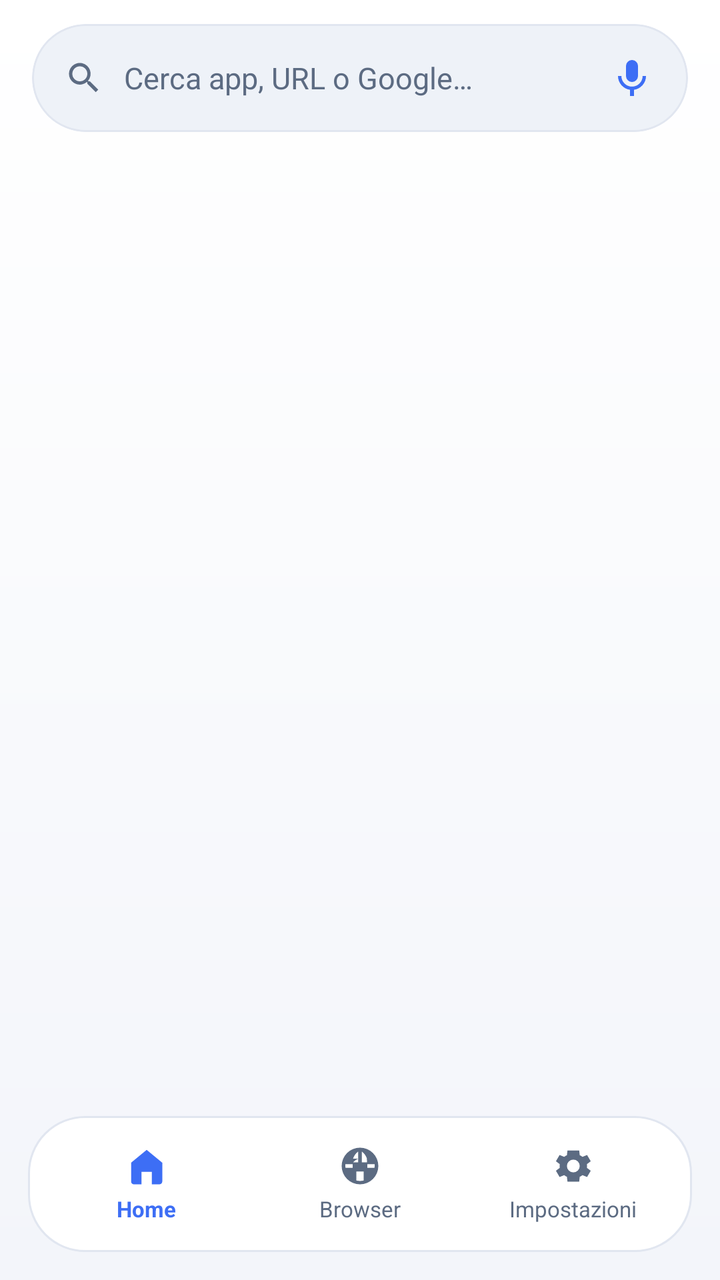
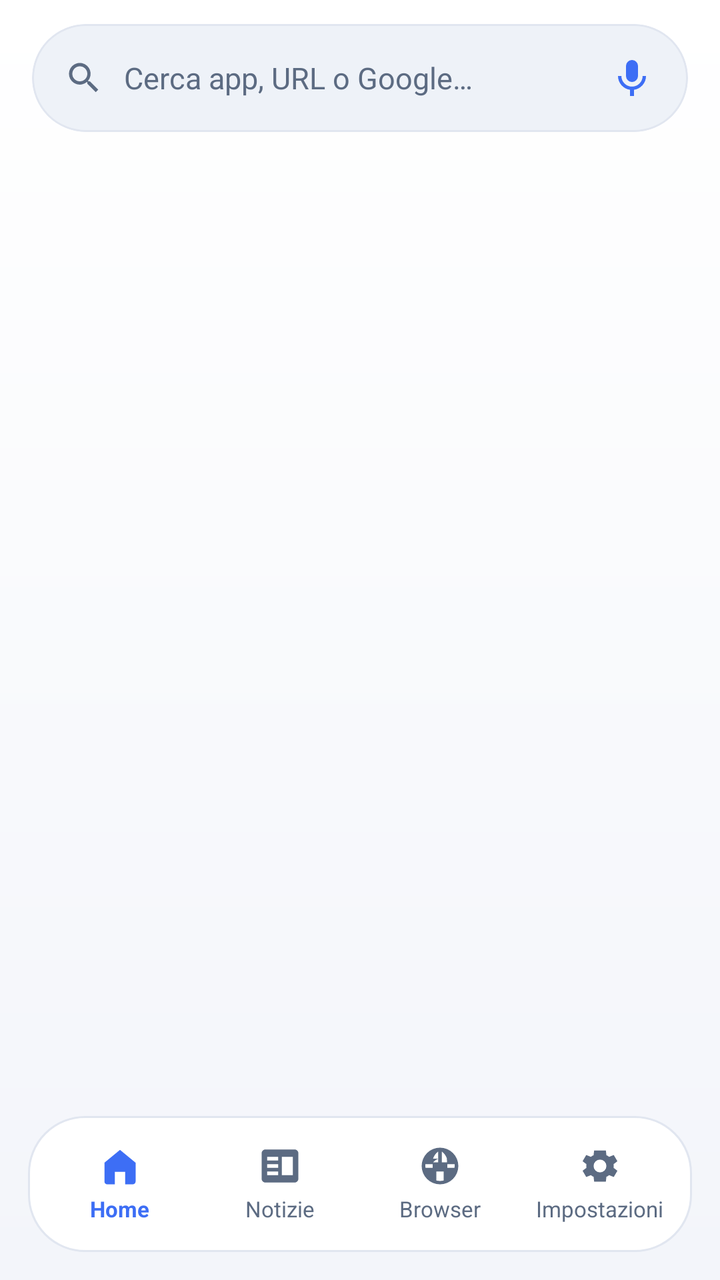

An Android layout rendered at two revisions. The XML below is the earlier revision; the diff shows what the commit changed to produce the second picture.
<!-- AndroidManifest.xml: activity theme Theme.WebLauncher -->
<!-- res/layout/activity_main.xml -->
<?xml version="1.0" encoding="utf-8"?>
<androidx.constraintlayout.widget.ConstraintLayout
    xmlns:android="http://schemas.android.com/apk/res/android"
    xmlns:app="http://schemas.android.com/apk/res-auto"
    android:layout_width="match_parent"
    android:layout_height="match_parent"
    android:background="@drawable/bg_screen">

    <LinearLayout
        android:id="@+id/homePanel"
        android:layout_width="0dp"
        android:layout_height="0dp"
        android:orientation="vertical"
        app:layout_constraintTop_toTopOf="parent"
        app:layout_constraintBottom_toTopOf="@id/bottomBar"
        app:layout_constraintStart_toStartOf="parent"
        app:layout_constraintEnd_toEndOf="parent">

        <LinearLayout
            android:id="@+id/header"
            android:layout_width="match_parent"
            android:layout_height="wrap_content"
            android:orientation="vertical"
            android:paddingHorizontal="16dp"
            android:paddingTop="12dp"
            android:paddingBottom="8dp"
            android:background="@android:color/transparent">

            <com.google.android.material.card.MaterialCardView
                android:layout_width="match_parent"
                android:layout_height="54dp"
                app:cardCornerRadius="27dp"
                app:cardBackgroundColor="@color/search_bg"
                app:cardElevation="0dp"
                app:strokeWidth="1dp"
                app:strokeColor="@color/stroke">

                <LinearLayout
                    android:layout_width="match_parent"
                    android:layout_height="match_parent"
                    android:orientation="horizontal"
                    android:gravity="center_vertical"
                    android:paddingStart="16dp"
                    android:paddingEnd="6dp">

                    <ImageView
                        android:layout_width="20dp"
                        android:layout_height="20dp"
                        android:src="@drawable/ic_search"
                        app:tint="@color/text_muted"
                        android:contentDescription="@null" />

                    <EditText
                        android:id="@+id/searchInput"
                        android:layout_width="0dp"
                        android:layout_height="match_parent"
                        android:layout_weight="1"
                        android:layout_marginStart="10dp"
                        android:background="@android:color/transparent"
                        android:hint="@string/search_hint"
                        android:textColorHint="@color/text_muted"
                        android:textColor="@color/text"
                        android:textSize="15sp"
                        android:inputType="text"
                        android:imeOptions="actionSearch"
                        android:maxLines="1"
                        android:importantForAutofill="no" />

                    <ImageButton
                        android:id="@+id/btnMic"
                        android:layout_width="44dp"
                        android:layout_height="44dp"
                        android:background="?attr/selectableItemBackgroundBorderless"
                        android:src="@drawable/ic_nav_mic"
                        android:contentDescription="@string/voice"
                        app:tint="?attr/colorPrimary" />
                </LinearLayout>
            </com.google.android.material.card.MaterialCardView>
        </LinearLayout>

        <TextView
            android:id="@+id/webSearchHint"
            android:layout_width="match_parent"
            android:layout_height="wrap_content"
            android:paddingHorizontal="20dp"
            android:paddingTop="8dp"
            android:paddingBottom="2dp"
            android:textColor="?attr/colorPrimary"
            android:textSize="13sp"
            android:textStyle="bold"
            android:visibility="gone" />

        <TextView
            android:id="@+id/aiSearchHint"
            android:layout_width="match_parent"
            android:layout_height="wrap_content"
            android:paddingHorizontal="20dp"
            android:paddingTop="10dp"
            android:paddingBottom="4dp"
            android:drawablePadding="8dp"
            android:gravity="center_vertical"
            android:textColor="?attr/colorPrimary"
            android:textSize="13sp"
            android:textStyle="bold"
            android:visibility="gone" />

        <FrameLayout
            android:layout_width="match_parent"
            android:layout_height="0dp"
            android:layout_weight="1">

            <androidx.recyclerview.widget.RecyclerView
                android:id="@+id/recycler"
                android:layout_width="match_parent"
                android:layout_height="match_parent"
                android:clipToPadding="false"
                android:paddingHorizontal="10dp"
                android:paddingTop="4dp"
                android:paddingBottom="16dp" />

            <LinearLayout
                android:id="@+id/emptyState"
                android:layout_width="match_parent"
                android:layout_height="wrap_content"
                android:layout_gravity="center"
                android:orientation="vertical"
                android:gravity="center_horizontal"
                android:paddingHorizontal="36dp"
                android:visibility="gone">

                <ImageView
                    android:id="@+id/emptyIcon"
                    android:layout_width="56dp"
                    android:layout_height="56dp"
                    android:src="@drawable/ic_web_star"
                    app:tint="?attr/colorPrimary"
                    android:contentDescription="@null" />

                <TextView
                    android:id="@+id/emptyTitle"
                    android:layout_width="wrap_content"
                    android:layout_height="wrap_content"
                    android:layout_marginTop="14dp"
                    android:text="La tua home è vuota"
                    android:textColor="@color/text"
                    android:textSize="20sp"
                    android:textStyle="bold" />

                <TextView
                    android:id="@+id/emptyText"
                    android:layout_width="wrap_content"
                    android:layout_height="wrap_content"
                    android:layout_marginTop="8dp"
                    android:gravity="center"
                    android:lineSpacingExtra="3dp"
                    android:text="Cerca un sito qui sopra, aprilo e tocca la stella per salvarlo. Oppure aggiungilo a mano."
                    android:textColor="@color/text_muted"
                    android:textSize="14sp" />

                <com.google.android.material.button.MaterialButton
                    android:id="@+id/btnEmptyAdd"
                    android:layout_width="wrap_content"
                    android:layout_height="wrap_content"
                    android:layout_marginTop="18dp"
                    android:text="Aggiungi web app"
                    android:textAllCaps="false"
                    app:cornerRadius="22dp" />
            </LinearLayout>
        </FrameLayout>
    </LinearLayout>

    <LinearLayout
        android:id="@+id/browserPanel"
        android:layout_width="0dp"
        android:layout_height="0dp"
        android:orientation="vertical"
        android:visibility="gone"
        app:layout_constraintTop_toTopOf="parent"
        app:layout_constraintBottom_toTopOf="@id/bottomBar"
        app:layout_constraintStart_toStartOf="parent"
        app:layout_constraintEnd_toEndOf="parent">

        <LinearLayout
            android:id="@+id/browserToolbar"
            android:layout_width="match_parent"
            android:layout_height="60dp"
            android:orientation="horizontal"
            android:gravity="center_vertical"
            android:background="@color/bg_elevated"
            android:paddingHorizontal="4dp">

            <ImageButton android:id="@+id/btnWebHome" android:layout_width="44dp" android:layout_height="44dp" android:padding="10dp" android:scaleType="fitCenter" android:background="?attr/selectableItemBackgroundBorderless" android:src="@drawable/ic_nav_home" app:tint="@color/text" android:contentDescription="Home" />

            <LinearLayout
                android:id="@+id/addressPill"
                android:layout_width="0dp"
                android:layout_height="44dp"
                android:layout_weight="1"
                android:layout_marginHorizontal="4dp"
                android:orientation="horizontal"
                android:gravity="center_vertical"
                android:paddingStart="14dp"
                android:paddingEnd="6dp"
                android:background="@drawable/bg_search">

                <ImageView
                    android:id="@+id/addressIcon"
                    android:layout_width="16dp"
                    android:layout_height="16dp"
                    android:src="@drawable/ic_search"
                    app:tint="@color/text_muted"
                    android:contentDescription="@null" />

                <EditText
                    android:id="@+id/webAddress"
                    android:layout_width="0dp"
                    android:layout_height="match_parent"
                    android:layout_weight="1"
                    android:layout_marginStart="10dp"
                    android:background="@android:color/transparent"
                    android:hint="Cerca o digita l'URL"
                    android:textColor="@color/text"
                    android:textColorHint="@color/text_muted"
                    android:textSize="16sp"
                    android:singleLine="true"
                    android:selectAllOnFocus="true"
                    android:imeOptions="actionGo"
                    android:inputType="textUri"
                    android:importantForAutofill="no" />
            </LinearLayout>

            <FrameLayout
                android:id="@+id/btnTabs"
                android:layout_width="44dp"
                android:layout_height="44dp"
                android:background="?attr/selectableItemBackgroundBorderless"
                android:contentDescription="Schede aperte">
                <TextView
                    android:id="@+id/tabCount"
                    android:layout_width="22dp"
                    android:layout_height="22dp"
                    android:layout_gravity="center"
                    android:gravity="center"
                    android:text="1"
                    android:textSize="12sp"
                    android:textStyle="bold"
                    android:textColor="@color/text" />
            </FrameLayout>

            <ImageButton android:id="@+id/btnWebMenu" android:layout_width="44dp" android:layout_height="44dp" android:padding="10dp" android:scaleType="fitCenter" android:background="?attr/selectableItemBackgroundBorderless" android:src="@drawable/ic_web_more" app:tint="@color/text" android:contentDescription="Menu browser" />
            <TextView android:id="@+id/webTitle" android:layout_width="0dp" android:layout_height="0dp" android:visibility="gone" />
        </LinearLayout>

        <ProgressBar android:id="@+id/webProgress" style="?android:attr/progressBarStyleHorizontal" android:layout_width="match_parent" android:layout_height="3dp" android:max="100" android:progress="0" android:progressTint="?attr/colorPrimary" android:visibility="invisible" />

        <ScrollView
            android:id="@+id/suggestPanel"
            android:layout_width="match_parent"
            android:layout_height="0dp"
            android:layout_weight="1"
            android:visibility="gone">
            <LinearLayout
                android:id="@+id/suggestList"
                android:layout_width="match_parent"
                android:layout_height="wrap_content"
                android:orientation="vertical"
                android:paddingVertical="6dp" />
        </ScrollView>

        <ScrollView
            android:id="@+id/recentsPanel"
            android:layout_width="match_parent"
            android:layout_height="0dp"
            android:layout_weight="1"
            android:fillViewport="true"
            android:visibility="gone">
            <LinearLayout
                android:id="@+id/recentsList"
                android:layout_width="match_parent"
                android:layout_height="wrap_content"
                android:orientation="vertical"
                android:padding="16dp" />
        </ScrollView>

        <FrameLayout
            android:id="@+id/webViewHost"
            android:layout_width="match_parent"
            android:layout_height="0dp"
            android:layout_weight="1" />
    </LinearLayout>

    <ScrollView
        android:id="@+id/settingsPanel"
        android:layout_width="0dp"
        android:layout_height="0dp"
        android:visibility="gone"
        android:fillViewport="true"
        app:layout_constraintTop_toTopOf="parent"
        app:layout_constraintBottom_toTopOf="@id/bottomBar"
        app:layout_constraintStart_toStartOf="parent"
        app:layout_constraintEnd_toEndOf="parent">
        <LinearLayout
            android:id="@+id/settingsList"
            android:layout_width="match_parent"
            android:layout_height="wrap_content"
            android:orientation="vertical"
            android:paddingHorizontal="16dp"
            android:paddingTop="8dp"
            android:paddingBottom="24dp" />
    </ScrollView>

    <FrameLayout
        android:id="@+id/bottomBar"
        android:layout_width="0dp"
        android:layout_height="wrap_content"
        android:paddingHorizontal="14dp"
        android:paddingBottom="14dp"
        android:paddingTop="6dp"
        android:background="@android:color/transparent"
        app:layout_constraintBottom_toBottomOf="parent"
        app:layout_constraintStart_toStartOf="parent"
        app:layout_constraintEnd_toEndOf="parent">

        <LinearLayout
            android:id="@+id/bottomBarSurface"
            android:layout_width="match_parent"
            android:layout_height="68dp"
            android:orientation="horizontal"
            android:gravity="center"
            android:background="@drawable/bg_bottom_bar"
            android:paddingHorizontal="6dp">

            <LinearLayout android:id="@+id/navHome" android:layout_width="0dp" android:layout_height="match_parent" android:layout_weight="1" android:orientation="vertical" android:gravity="center" android:background="?attr/selectableItemBackgroundBorderless" android:paddingVertical="6dp">
                <ImageView android:id="@+id/iconHome" android:layout_width="22dp" android:layout_height="22dp" android:src="@drawable/ic_nav_home" app:tint="?attr/colorPrimary" android:contentDescription="@string/home" />
                <TextView android:id="@+id/labelHome" android:layout_width="wrap_content" android:layout_height="wrap_content" android:text="@string/home" android:textColor="?attr/colorPrimary" android:textSize="11sp" android:textStyle="bold" android:layout_marginTop="3dp" />
            </LinearLayout>

            <LinearLayout android:id="@+id/navBrowser" android:layout_width="0dp" android:layout_height="match_parent" android:layout_weight="1" android:orientation="vertical" android:gravity="center" android:background="?attr/selectableItemBackgroundBorderless" android:paddingVertical="6dp">
                <ImageView android:id="@+id/iconBrowser" android:layout_width="22dp" android:layout_height="22dp" android:src="@drawable/ic_nav_browser" app:tint="@color/text_muted" android:contentDescription="Browser" />
                <TextView android:id="@+id/labelBrowser" android:layout_width="wrap_content" android:layout_height="wrap_content" android:text="Browser" android:textColor="@color/text_muted" android:textSize="11sp" android:layout_marginTop="3dp" />
            </LinearLayout>

            <LinearLayout android:id="@+id/navSettings" android:layout_width="0dp" android:layout_height="match_parent" android:layout_weight="1" android:orientation="vertical" android:gravity="center" android:background="?attr/selectableItemBackgroundBorderless" android:paddingVertical="6dp">
                <ImageView android:id="@+id/iconSettings" android:layout_width="22dp" android:layout_height="22dp" android:src="@drawable/ic_nav_settings" app:tint="@color/text_muted" android:contentDescription="@string/settings" />
                <TextView android:id="@+id/labelSettings" android:layout_width="wrap_content" android:layout_height="wrap_content" android:text="@string/settings" android:textColor="@color/text_muted" android:textSize="11sp" android:layout_marginTop="3dp" />
            </LinearLayout>
        </LinearLayout>
    </FrameLayout>

</androidx.constraintlayout.widget.ConstraintLayout>
<!-- resources referenced by this layout -->
<resources>
  <color name="bg_elevated">#FFFFFF</color>
  <color name="search_bg">#EEF2F8</color>
  <color name="stroke">#E1E6F0</color>
  <color name="text">#121826</color>
  <color name="text_muted">#5C6B82</color>
  <!-- drawable bg_bottom_bar (drawable) -->
  <?xml version="1.0" encoding="utf-8"?>
  <shape xmlns:android="http://schemas.android.com/apk/res/android" android:shape="rectangle">
      <solid android:color="@color/bg_elevated" />
      <corners android:radius="28dp" />
      <stroke android:width="1dp" android:color="@color/stroke" />
  </shape>
  <!-- drawable bg_screen (drawable) -->
  <?xml version="1.0" encoding="utf-8"?>
  <shape xmlns:android="http://schemas.android.com/apk/res/android" android:shape="rectangle">
      <gradient
          android:angle="270"
          android:startColor="@color/bg_elevated"
          android:endColor="@color/bg" />
  </shape>
  <!-- drawable bg_search (drawable) -->
  <?xml version="1.0" encoding="utf-8"?>
  <shape xmlns:android="http://schemas.android.com/apk/res/android" android:shape="rectangle">
      <solid android:color="@color/search_bg" />
      <corners android:radius="28dp" />
      <stroke android:width="1dp" android:color="@color/stroke" />
  </shape>
  <!-- drawable ic_nav_home (drawable) -->
  <?xml version="1.0" encoding="utf-8"?>
  <vector xmlns:android="http://schemas.android.com/apk/res/android"
      android:width="24dp" android:height="24dp" android:viewportWidth="24" android:viewportHeight="24">
      <path android:fillColor="#FFFFFFFF" android:pathData="M12,3.2 L3.5,10.2 V20.5 C3.5,21.3 4.2,22 5,22 H9.2 V15.2 H14.8 V22 H19 C19.8,22 20.5,21.3 20.5,20.5 V10.2 Z"/>
  </vector>
  <!-- drawable ic_nav_mic (drawable) -->
  <?xml version="1.0" encoding="utf-8"?>
  <vector xmlns:android="http://schemas.android.com/apk/res/android"
      android:width="24dp" android:height="24dp" android:viewportWidth="24" android:viewportHeight="24">
      <path android:fillColor="#FFFFFFFF" android:pathData="M12,14 A3,3 0 0,0 15,11 V6 A3,3 0 0,0 9,6 V11 A3,3 0 0,0 12,14 Z M17.3,11 A5.3,5.3 0 0,1 6.7,11 H5 A7,7 0 0,0 11,17.9 V21 H13 V17.9 A7,7 0 0,0 19,11 Z"/>
  </vector>
  <!-- drawable ic_search (drawable) -->
  <?xml version="1.0" encoding="utf-8"?>
  <vector xmlns:android="http://schemas.android.com/apk/res/android"
      android:width="24dp" android:height="24dp" android:viewportWidth="24" android:viewportHeight="24">
      <path android:fillColor="#FFFFFFFF" android:pathData="M15.5,14 H14.7 L14.4,13.7 A6.5,6.5 0 1,0 13.7,14.4 L14,14.7 V15.5 L19,20.5 L20.5,19 Z M9.5,14 A4.5,4.5 0 1,1 9.5,5 A4.5,4.5 0 0,1 9.5,14 Z"/>
  </vector>
  <string name="home">Home</string>
  <string name="search_hint">Cerca app, URL o Google\u2026</string>
  <string name="settings">Impostazioni</string>
  <string name="voice">Voce</string>
  <color name="bg">#F3F5FA</color>
  <color name="accent">#3D6EF5</color>
  <!-- unchanged entries left out for length: 5 -->
</resources>

<!-- the commit's change to res/layout/activity_main.xml (unified diff, before → after) -->
@@ -289,6 +289,110 @@
             android:layout_weight="1" />
     </LinearLayout>
 
+    <LinearLayout
+        android:id="@+id/newsPanel"
+        android:layout_width="0dp"
+        android:layout_height="0dp"
+        android:orientation="vertical"
+        android:visibility="gone"
+        app:layout_constraintTop_toTopOf="parent"
+        app:layout_constraintBottom_toTopOf="@id/bottomBar"
+        app:layout_constraintStart_toStartOf="parent"
+        app:layout_constraintEnd_toEndOf="parent">
+
+        <LinearLayout
+            android:layout_width="match_parent"
+            android:layout_height="wrap_content"
+            android:orientation="horizontal"
+            android:gravity="center_vertical"
+            android:paddingStart="20dp"
+            android:paddingEnd="8dp"
+            android:paddingTop="12dp">
+
+            <LinearLayout
+                android:layout_width="0dp"
+                android:layout_height="wrap_content"
+                android:layout_weight="1"
+                android:orientation="vertical">
+                <TextView
+                    android:id="@+id/newsHeading"
+                    android:layout_width="wrap_content"
+                    android:layout_height="wrap_content"
+                    android:text="Notizie"
+                    android:textSize="28sp"
+                    android:textStyle="bold"
+                    android:textColor="@color/text" />
+                <TextView
+                    android:id="@+id/newsUpdated"
+                    android:layout_width="wrap_content"
+                    android:layout_height="wrap_content"
+                    android:textSize="12sp"
+                    android:textColor="@color/text_muted" />
+            </LinearLayout>
+
+            <com.google.android.material.button.MaterialButton
+                android:id="@+id/btnNewsBrief"
+                android:layout_width="wrap_content"
+                android:layout_height="wrap_content"
+                android:text="Il punto"
+                android:textAllCaps="false"
+                app:icon="@drawable/ic_ai"
+                app:iconSize="18dp"
+                app:cornerRadius="20dp" />
+
+            <ImageButton
+                android:id="@+id/btnNewsSources"
+                android:layout_width="44dp"
+                android:layout_height="44dp"
+                android:padding="10dp"
+                android:scaleType="fitCenter"
+                android:background="?attr/selectableItemBackgroundBorderless"
+                android:src="@drawable/ic_nav_settings"
+                app:tint="@color/text"
+                android:contentDescription="Fonti" />
+        </LinearLayout>
+
+        <HorizontalScrollView
+            android:layout_width="match_parent"
+            android:layout_height="wrap_content"
+            android:scrollbars="none">
+            <LinearLayout
+                android:id="@+id/newsChips"
+                android:layout_width="wrap_content"
+                android:layout_height="wrap_content"
+                android:orientation="horizontal"
+                android:paddingHorizontal="14dp"
+                android:paddingVertical="10dp" />
+        </HorizontalScrollView>
+
+        <androidx.swiperefreshlayout.widget.SwipeRefreshLayout
+            android:id="@+id/newsRefresh"
+            android:layout_width="match_parent"
+            android:layout_height="0dp"
+            android:layout_weight="1">
+            <FrameLayout
+                android:layout_width="match_parent"
+                android:layout_height="match_parent">
+                <androidx.recyclerview.widget.RecyclerView
+                    android:id="@+id/newsList"
+                    android:layout_width="match_parent"
+                    android:layout_height="match_parent"
+                    android:clipToPadding="false"
+                    android:paddingBottom="12dp" />
+                <TextView
+                    android:id="@+id/newsEmpty"
+                    android:layout_width="match_parent"
+                    android:layout_height="wrap_content"
+                    android:layout_gravity="center"
+                    android:gravity="center"
+                    android:paddingHorizontal="36dp"
+                    android:textSize="15sp"
+                    android:textColor="@color/text_muted"
+                    android:visibility="gone" />
+            </FrameLayout>
+        </androidx.swiperefreshlayout.widget.SwipeRefreshLayout>
+    </LinearLayout>
+
     <ScrollView
         android:id="@+id/settingsPanel"
         android:layout_width="0dp"
@@ -335,6 +439,11 @@
                 <TextView android:id="@+id/labelHome" android:layout_width="wrap_content" android:layout_height="wrap_content" android:text="@string/home" android:textColor="?attr/colorPrimary" android:textSize="11sp" android:textStyle="bold" android:layout_marginTop="3dp" />
             </LinearLayout>
 
+            <LinearLayout android:id="@+id/navNews" android:layout_width="0dp" android:layout_height="match_parent" android:layout_weight="1" android:orientation="vertical" android:gravity="center" android:background="?attr/selectableItemBackgroundBorderless" android:paddingVertical="6dp">
+                <ImageView android:id="@+id/iconNews" android:layout_width="22dp" android:layout_height="22dp" android:src="@drawable/ic_nav_news" app:tint="@color/text_muted" android:contentDescription="Notizie" />
+                <TextView android:id="@+id/labelNews" android:layout_width="wrap_content" android:layout_height="wrap_content" android:text="Notizie" android:textColor="@color/text_muted" android:textSize="11sp" android:layout_marginTop="3dp" />
+            </LinearLayout>
+
             <LinearLayout android:id="@+id/navBrowser" android:layout_width="0dp" android:layout_height="match_parent" android:layout_weight="1" android:orientation="vertical" android:gravity="center" android:background="?attr/selectableItemBackgroundBorderless" android:paddingVertical="6dp">
                 <ImageView android:id="@+id/iconBrowser" android:layout_width="22dp" android:layout_height="22dp" android:src="@drawable/ic_nav_browser" app:tint="@color/text_muted" android:contentDescription="Browser" />
                 <TextView android:id="@+id/labelBrowser" android:layout_width="wrap_content" android:layout_height="wrap_content" android:text="Browser" android:textColor="@color/text_muted" android:textSize="11sp" android:layout_marginTop="3dp" />
<!-- resource entries referenced after the edit -->
@@ -27,6 +27,13 @@
       <corners android:radius="28dp" />
       <stroke android:width="1dp" android:color="@color/stroke" />
   </shape>
+  <!-- drawable ic_ai (drawable) -->
+  <?xml version="1.0" encoding="utf-8"?>
+  <vector xmlns:android="http://schemas.android.com/apk/res/android"
+      android:width="24dp" android:height="24dp" android:viewportWidth="24" android:viewportHeight="24">
+      <path android:fillColor="#FFFFFFFF" android:pathData="M10,2.5 L11.9,8.1 L17.5,10 L11.9,11.9 L10,17.5 L8.1,11.9 L2.5,10 L8.1,8.1 Z"/>
+      <path android:fillColor="#FFFFFFFF" android:pathData="M18,13.5 L19,16 L21.5,17 L19,18 L18,20.5 L17,18 L14.5,17 L17,16 Z"/>
+  </vector>
   <!-- drawable ic_nav_home (drawable) -->
   <?xml version="1.0" encoding="utf-8"?>
   <vector xmlns:android="http://schemas.android.com/apk/res/android"
@@ -38,6 +45,12 @@
   <vector xmlns:android="http://schemas.android.com/apk/res/android"
       android:width="24dp" android:height="24dp" android:viewportWidth="24" android:viewportHeight="24">
       <path android:fillColor="#FFFFFFFF" android:pathData="M12,14 A3,3 0 0,0 15,11 V6 A3,3 0 0,0 9,6 V11 A3,3 0 0,0 12,14 Z M17.3,11 A5.3,5.3 0 0,1 6.7,11 H5 A7,7 0 0,0 11,17.9 V21 H13 V17.9 A7,7 0 0,0 19,11 Z"/>
+  </vector>
+  <!-- drawable ic_nav_news (drawable) -->
+  <?xml version="1.0" encoding="utf-8"?>
+  <vector xmlns:android="http://schemas.android.com/apk/res/android"
+      android:width="24dp" android:height="24dp" android:viewportWidth="24" android:viewportHeight="24">
+      <path android:fillColor="#FFFFFFFF" android:pathData="M20,3H4C2.9,3 2,3.9 2,5v14c0,1.1 0.9,2 2,2h16c1.1,0 2,-0.9 2,-2V5C22,3.9 21.1,3 20,3zM11,17H5v-2h6V17zM11,13H5v-2h6V13zM11,9H5V7h6V9zM19,17h-6V7h6V17z"/>
   </vector>
   <!-- drawable ic_search (drawable) -->
   <?xml version="1.0" encoding="utf-8"?>
